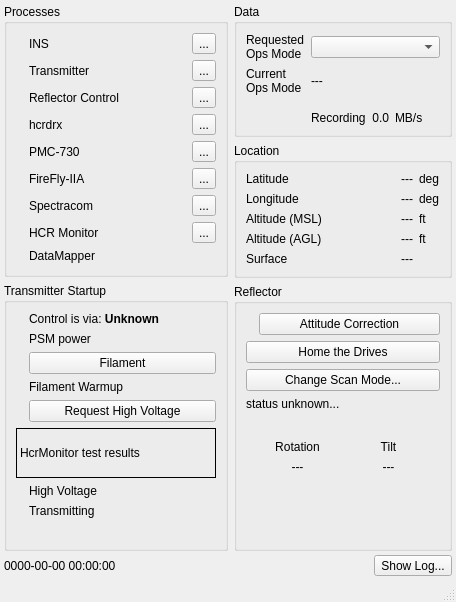
Qt form src/hcrgui/HcrGuiMainWindow.ui (NCAR/HCR_instrument) before a commit.
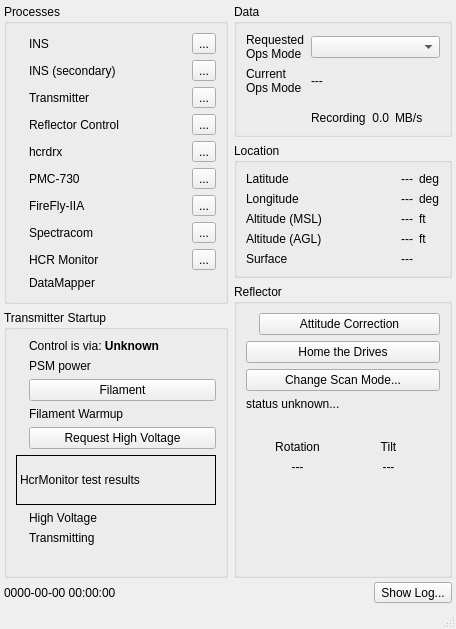
The same form after that commit. Icons and pictures are not drawn.

Commit message: Add GUI support for a secondary INS

What changed in the file:
```diff
--- a/src/hcrgui/HcrGuiMainWindow.ui
+++ b/src/hcrgui/HcrGuiMainWindow.ui
@@ -7,7 +7,7 @@
     <x>0</x>
     <y>0</y>
     <width>456</width>
-    <height>602</height>
+    <height>629</height>
    </rect>
   </property>
   <property name="sizePolicy">
@@ -57,75 +57,7 @@
              <string>Processes</string>
             </property>
             <layout class="QGridLayout" name="gridLayout_4">
-             <item row="0" column="0">
-              <widget class="QLabel" name="insStatusIcon">
-               <property name="sizePolicy">
-                <sizepolicy hsizetype="Minimum" vsizetype="Minimum">
-                 <horstretch>0</horstretch>
-                 <verstretch>0</verstretch>
-                </sizepolicy>
-               </property>
-               <property name="text">
-                <string/>
-               </property>
-               <property name="pixmap">
-                <pixmap resource="HcrGuiMainWindow.qrc">:/greenLED_off.png</pixmap>
-               </property>
-              </widget>
-             </item>
-             <item row="0" column="1">
-              <widget class="QLabel" name="insStatusLabel">
-               <property name="sizePolicy">
-                <sizepolicy hsizetype="MinimumExpanding" vsizetype="Preferred">
-                 <horstretch>0</horstretch>
-                 <verstretch>0</verstretch>
-                </sizepolicy>
-               </property>
-               <property name="text">
-                <string>INS</string>
-               </property>
-              </widget>
-             </item>
-             <item row="0" column="3">
-              <widget class="QToolButton" name="insDetailsButton">
-               <property name="focusPolicy">
-                <enum>Qt::NoFocus</enum>
-               </property>
-               <property name="text">
-                <string>...</string>
-               </property>
-              </widget>
-             </item>
-             <item row="1" column="0">
-              <widget class="QLabel" name="xmitterStatusIcon">
-               <property name="sizePolicy">
-                <sizepolicy hsizetype="Minimum" vsizetype="Minimum">
-                 <horstretch>0</horstretch>
-                 <verstretch>0</verstretch>
-                </sizepolicy>
-               </property>
-               <property name="text">
-                <string/>
-               </property>
-               <property name="pixmap">
-                <pixmap resource="HcrGuiMainWindow.qrc">:/greenLED_off.png</pixmap>
-               </property>
-              </widget>
-             </item>
-             <item row="1" column="1" colspan="2">
-              <widget class="QLabel" name="xmitterStatusLabel">
-               <property name="sizePolicy">
-                <sizepolicy hsizetype="MinimumExpanding" vsizetype="Preferred">
-                 <horstretch>0</horstretch>
-                 <verstretch>0</verstretch>
-                </sizepolicy>
-               </property>
-               <property name="text">
-                <string>Transmitter</string>
-               </property>
-              </widget>
-             </item>
-             <item row="1" column="3">
+             <item row="2" column="6">
               <widget class="QToolButton" name="xmitterDetailsButton">
                <property name="focusPolicy">
                 <enum>Qt::NoFocus</enum>
@@ -135,7 +67,7 @@
                </property>
               </widget>
              </item>
-             <item row="2" column="0">
+             <item row="3" column="1">
               <widget class="QLabel" name="mcStatusIcon">
                <property name="sizePolicy">
                 <sizepolicy hsizetype="Minimum" vsizetype="Minimum">
@@ -154,20 +86,7 @@
                </property>
               </widget>
              </item>
-             <item row="2" column="1" colspan="2">
-              <widget class="QLabel" name="rcStatusLabel">
-               <property name="sizePolicy">
-                <sizepolicy hsizetype="MinimumExpanding" vsizetype="Preferred">
-                 <horstretch>0</horstretch>
-                 <verstretch>0</verstretch>
-                </sizepolicy>
-               </property>
-               <property name="text">
-                <string>Reflector Control</string>
-               </property>
-              </widget>
-             </item>
-             <item row="2" column="3">
+             <item row="3" column="6">
               <widget class="QToolButton" name="mcDetailsButton">
                <property name="focusPolicy">
                 <enum>Qt::NoFocus</enum>
@@ -177,74 +96,14 @@
                </property>
               </widget>
              </item>
-             <item row="3" column="0">
-              <widget class="QLabel" name="hcrdrxStatusIcon">
-               <property name="sizePolicy">
-                <sizepolicy hsizetype="Minimum" vsizetype="Minimum">
-                 <horstretch>0</horstretch>
-                 <verstretch>0</verstretch>
-                </sizepolicy>
-               </property>
-               <property name="text">
-                <string/>
-               </property>
-               <property name="pixmap">
-                <pixmap resource="HcrGuiMainWindow.qrc">:/greenLED_off.png</pixmap>
-               </property>
-              </widget>
-             </item>
-             <item row="3" column="1">
-              <widget class="QLabel" name="hcrdrxStatusLabel">
-               <property name="sizePolicy">
-                <sizepolicy hsizetype="MinimumExpanding" vsizetype="Preferred">
-                 <horstretch>0</horstretch>
-                 <verstretch>0</verstretch>
-                </sizepolicy>
-               </property>
-               <property name="text">
-                <string>hcrdrx</string>
-               </property>
-              </widget>
-             </item>
-             <item row="3" column="3">
-              <widget class="QToolButton" name="hcrdrxDetailsButton">
-               <property name="focusPolicy">
-                <enum>Qt::NoFocus</enum>
-               </property>
-               <property name="text">
-                <string>...</string>
-               </property>
-              </widget>
-             </item>
-             <item row="4" column="0">
-              <widget class="QLabel" name="pmc730StatusIcon">
-               <property name="text">
-                <string/>
-               </property>
-               <property name="pixmap">
-                <pixmap resource="HcrGuiMainWindow.qrc">:/greenLED_off.png</pixmap>
-               </property>
-              </widget>
-             </item>
              <item row="4" column="1">
-              <widget class="QLabel" name="pmc730StatusLabel">
-               <property name="text">
-                <string>PMC-730</string>
+              <widget class="QLabel" name="hcrdrxStatusIcon">
+               <property name="sizePolicy">
+                <sizepolicy hsizetype="Minimum" vsizetype="Minimum">
+                 <horstretch>0</horstretch>
+                 <verstretch>0</verstretch>
+                </sizepolicy>
                </property>
-              </widget>
-             </item>
-             <item row="4" column="3">
-              <widget class="QToolButton" name="pmc730DetailsButton">
-               <property name="focusPolicy">
-                <enum>Qt::NoFocus</enum>
-               </property>
-               <property name="text">
-                <string>...</string>
-               </property>
-              </widget>
-             </item>
-             <item row="5" column="0">
-              <widget class="QLabel" name="fireflydStatusIcon">
                <property name="text">
                 <string/>
                </property>
@@ -253,14 +112,14 @@
                </property>
               </widget>
              </item>
-             <item row="5" column="1">
+             <item row="6" column="3">
               <widget class="QLabel" name="fireflydStatusLabel">
                <property name="text">
                 <string>FireFly-IIA</string>
                </property>
               </widget>
              </item>
-             <item row="5" column="3">
+             <item row="6" column="6">
               <widget class="QToolButton" name="fireflydDetailsButton">
                <property name="sizePolicy">
                 <sizepolicy hsizetype="Fixed" vsizetype="Fixed">
@@ -276,9 +135,42 @@
                </property>
               </widget>
              </item>
-             <item row="6" column="0">
-              <widget class="QLabel" name="spectracomStatusIcon">
+             <item row="0" column="6">
+              <widget class="QToolButton" name="insDetailsButton">
+               <property name="focusPolicy">
+                <enum>Qt::NoFocus</enum>
+               </property>
                <property name="text">
+                <string>...</string>
+               </property>
+              </widget>
+             </item>
+             <item row="4" column="6">
+              <widget class="QToolButton" name="hcrdrxDetailsButton">
+               <property name="focusPolicy">
+                <enum>Qt::NoFocus</enum>
+               </property>
+               <property name="text">
+                <string>...</string>
+               </property>
+              </widget>
+             </item>
+             <item row="4" column="3">
+              <widget class="QLabel" name="hcrdrxStatusLabel">
+               <property name="sizePolicy">
+                <sizepolicy hsizetype="MinimumExpanding" vsizetype="Preferred">
+                 <horstretch>0</horstretch>
+                 <verstretch>0</verstretch>
+                </sizepolicy>
+               </property>
+               <property name="text">
+                <string>hcrdrx</string>
+               </property>
+              </widget>
+             </item>
+             <item row="5" column="1">
+              <widget class="QLabel" name="pmc730StatusIcon">
+               <property name="text">
                 <string/>
                </property>
                <property name="pixmap">
@@ -286,14 +178,33 @@
                </property>
               </widget>
              </item>
-             <item row="6" column="1" colspan="2">
-              <widget class="QLabel" name="spectracomStatusLabel">
+             <item row="2" column="1">
+              <widget class="QLabel" name="xmitterStatusIcon">
+               <property name="sizePolicy">
+                <sizepolicy hsizetype="Minimum" vsizetype="Minimum">
+                 <horstretch>0</horstretch>
+                 <verstretch>0</verstretch>
+                </sizepolicy>
+               </property>
                <property name="text">
-                <string>Spectracom</string>
+                <string/>
                </property>
               </widget>
              </item>
-             <item row="6" column="3">
+             <item row="2" column="3">
+              <widget class="QLabel" name="xmitterStatusLabel">
+               <property name="sizePolicy">
+                <sizepolicy hsizetype="MinimumExpanding" vsizetype="Preferred">
+                 <horstretch>0</horstretch>
+                 <verstretch>0</verstretch>
+                </sizepolicy>
+               </property>
+               <property name="text">
+                <string>Transmitter</string>
+               </property>
+              </widget>
+             </item>
+             <item row="7" column="6">
               <widget class="QToolButton" name="spectracomDetailsButton">
                <property name="sizePolicy">
                 <sizepolicy hsizetype="Fixed" vsizetype="Fixed">
@@ -309,7 +220,7 @@
                </property>
               </widget>
              </item>
-             <item row="7" column="0">
+             <item row="8" column="1">
               <widget class="QLabel" name="hcrMonitorStatusIcon">
                <property name="text">
                 <string/>
@@ -319,14 +230,37 @@
                </property>
               </widget>
              </item>
-             <item row="7" column="1" colspan="2">
+             <item row="0" column="3">
+              <widget class="QLabel" name="insStatusLabel">
+               <property name="sizePolicy">
+                <sizepolicy hsizetype="MinimumExpanding" vsizetype="Preferred">
+                 <horstretch>0</horstretch>
+                 <verstretch>0</verstretch>
+                </sizepolicy>
+               </property>
+               <property name="text">
+                <string>INS</string>
+               </property>
+              </widget>
+             </item>
+             <item row="9" column="1">
+              <widget class="QLabel" name="dmStatusIcon">
+               <property name="text">
+                <string/>
+               </property>
+               <property name="pixmap">
+                <pixmap resource="HcrGuiMainWindow.qrc">:/greenLED_off.png</pixmap>
+               </property>
+              </widget>
+             </item>
+             <item row="8" column="3">
               <widget class="QLabel" name="hcrMonitorStatusLabel">
                <property name="text">
                 <string>HCR Monitor</string>
                </property>
               </widget>
              </item>
-             <item row="7" column="3">
+             <item row="8" column="6">
               <widget class="QToolButton" name="hcrMonitorDetailsButton">
                <property name="enabled">
                 <bool>true</bool>
@@ -336,8 +270,8 @@
                </property>
               </widget>
              </item>
-             <item row="8" column="0">
-              <widget class="QLabel" name="dmStatusIcon">
+             <item row="7" column="1">
+              <widget class="QLabel" name="spectracomStatusIcon">
                <property name="text">
                 <string/>
                </property>
@@ -346,14 +280,116 @@
                </property>
               </widget>
              </item>
-             <item row="8" column="1" colspan="2">
+             <item row="7" column="3">
+              <widget class="QLabel" name="spectracomStatusLabel">
+               <property name="text">
+                <string>Spectracom</string>
+               </property>
+              </widget>
+             </item>
+             <item row="5" column="6">
+              <widget class="QToolButton" name="pmc730DetailsButton">
+               <property name="focusPolicy">
+                <enum>Qt::NoFocus</enum>
+               </property>
+               <property name="text">
+                <string>...</string>
+               </property>
+              </widget>
+             </item>
+             <item row="6" column="1">
+              <widget class="QLabel" name="fireflydStatusIcon">
+               <property name="text">
+                <string/>
+               </property>
+               <property name="pixmap">
+                <pixmap resource="HcrGuiMainWindow.qrc">:/greenLED_off.png</pixmap>
+               </property>
+              </widget>
+             </item>
+             <item row="9" column="3">
               <widget class="QLabel" name="dmStatusLabel">
                <property name="text">
                 <string>DataMapper</string>
                </property>
               </widget>
              </item>
-             <item row="9" column="2">
+             <item row="0" column="1">
+              <widget class="QLabel" name="insStatusIcon">
+               <property name="sizePolicy">
+                <sizepolicy hsizetype="Minimum" vsizetype="Minimum">
+                 <horstretch>0</horstretch>
+                 <verstretch>0</verstretch>
+                </sizepolicy>
+               </property>
+               <property name="text">
+                <string/>
+               </property>
+               <property name="pixmap">
+                <pixmap resource="HcrGuiMainWindow.qrc">:/greenLED_off.png</pixmap>
+               </property>
+              </widget>
+             </item>
+             <item row="1" column="6">
+              <widget class="QToolButton" name="ins2DetailsButton">
+               <property name="focusPolicy">
+                <enum>Qt::NoFocus</enum>
+               </property>
+               <property name="text">
+                <string>...</string>
+               </property>
+              </widget>
+             </item>
+             <item row="5" column="3">
+              <widget class="QLabel" name="pmc730StatusLabel">
+               <property name="text">
+                <string>PMC-730</string>
+               </property>
+              </widget>
+             </item>
+             <item row="1" column="1">
+              <widget class="QLabel" name="ins2StatusIcon">
+               <property name="sizePolicy">
+                <sizepolicy hsizetype="Minimum" vsizetype="Minimum">
+                 <horstretch>0</horstretch>
+                 <verstretch>0</verstretch>
+                </sizepolicy>
+               </property>
+               <property name="text">
+                <string/>
+               </property>
+               <property name="pixmap">
+                <pixmap resource="HcrGuiMainWindow.qrc">:/greenLED_off.png</pixmap>
+               </property>
+              </widget>
+             </item>
+             <item row="3" column="3">
+              <widget class="QLabel" name="rcStatusLabel">
+               <property name="sizePolicy">
+                <sizepolicy hsizetype="MinimumExpanding" vsizetype="Preferred">
+                 <horstretch>0</horstretch>
+                 <verstretch>0</verstretch>
+                </sizepolicy>
+               </property>
+               <property name="text">
+                <string>Reflector Control</string>
+               </property>
+              </widget>
+             </item>
+             <item row="1" column="3">
+              <widget class="QLabel" name="ins2StatusLabel">
+               <property name="sizePolicy">
+                <sizepolicy hsizetype="MinimumExpanding" vsizetype="Preferred">
+                 <horstretch>0</horstretch>
+                 <verstretch>0</verstretch>
+                </sizepolicy>
+               </property>
+               <property name="text">
+                <string>INS (secondary)</string>
+               </property>
+              </widget>
+             </item>
+             <item row="10" column="4">
               <spacer name="verticalSpacer">
                <property name="orientation">
                 <enum>Qt::Vertical</enum>
```
Left out of the diff: 3 changed lines with no effect on the pictures. The commit also changes 3 other files.
